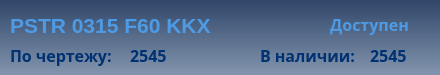
First picture: the form in client/GUI/ui/widgets/widget_34_plan_tool.ui, repository komrade2801/AutoSklad, before the edit.
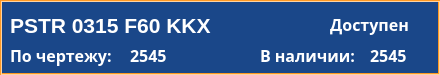
Second picture: the form after the edit.

What changed in the file:
```diff
--- a/client/GUI/ui/widgets/widget_34_plan_tool.ui
+++ b/client/GUI/ui/widgets/widget_34_plan_tool.ui
@@ -14,7 +14,19 @@
    <string>widget_34_plan_tool</string>
   </property>
   <property name="styleSheet">
-   <string notr="true">background-color: qlineargradient(spread:pad, x1:0.5, y1:0, x2:0.5, y2:1, stop:0 rgba(47, 70, 105, 255), stop:1 rgba(131, 149, 174, 255));</string>
+   <string notr="true">QLabel {
+	color: #FFFFFF;
+	border-width: 0px;
+	border-radius: 0px;
+}
+#background {
+	color: #FFFFFF;
+	background-color: #1A4789;
+	border-width: 2px;
+	border-style: groove;
+	border-color: #ff9923;
+	border-radius: 0px;
+}</string>
   </property>
   <widget class="QLabel" name="lbl_number_tool">
    <property name="geometry">
@@ -31,9 +43,9 @@
       <colorrole role="WindowText">
        <brush brushstyle="SolidPattern">
         <color alpha="255">
-         <red>78</red>
-         <green>155</green>
-         <blue>229</blue>
+         <red>255</red>
+         <green>255</green>
+         <blue>255</blue>
         </color>
        </brush>
       </colorrole>
@@ -60,18 +72,18 @@
       <colorrole role="Text">
        <brush brushstyle="SolidPattern">
         <color alpha="255">
-         <red>78</red>
-         <green>155</green>
-         <blue>229</blue>
+         <red>255</red>
+         <green>255</green>
+         <blue>255</blue>
         </color>
        </brush>
       </colorrole>
       <colorrole role="ButtonText">
        <brush brushstyle="SolidPattern">
         <color alpha="255">
-         <red>78</red>
-         <green>155</green>
-         <blue>229</blue>
+         <red>255</red>
+         <green>255</green>
+         <blue>255</blue>
         </color>
        </brush>
       </colorrole>
@@ -118,9 +130,9 @@
       <colorrole role="PlaceholderText">
        <brush brushstyle="NoBrush">
         <color alpha="128">
-         <red>78</red>
-         <green>155</green>
-         <blue>229</blue>
+         <red>255</red>
+         <green>255</green>
+         <blue>255</blue>
         </color>
        </brush>
       </colorrole>
@@ -129,9 +141,9 @@
       <colorrole role="WindowText">
        <brush brushstyle="SolidPattern">
         <color alpha="255">
-         <red>78</red>
-         <green>155</green>
-         <blue>229</blue>
+         <red>255</red>
+         <green>255</green>
+         <blue>255</blue>
         </color>
        </brush>
       </colorrole>
@@ -158,18 +170,18 @@
       <colorrole role="Text">
        <brush brushstyle="SolidPattern">
         <color alpha="255">
-         <red>78</red>
-         <green>155</green>
-         <blue>229</blue>
+         <red>255</red>
+         <green>255</green>
+         <blue>255</blue>
         </color>
        </brush>
       </colorrole>
       <colorrole role="ButtonText">
        <brush brushstyle="SolidPattern">
         <color alpha="255">
-         <red>78</red>
-         <green>155</green>
-         <blue>229</blue>
+         <red>255</red>
+         <green>255</green>
+         <blue>255</blue>
         </color>
        </brush>
       </colorrole>
@@ -216,9 +228,9 @@
       <colorrole role="PlaceholderText">
        <brush brushstyle="NoBrush">
         <color alpha="128">
-         <red>78</red>
-         <green>155</green>
-         <blue>229</blue>
+         <red>255</red>
+         <green>255</green>
+         <blue>255</blue>
         </color>
        </brush>
       </colorrole>
@@ -227,9 +239,9 @@
       <colorrole role="WindowText">
        <brush brushstyle="SolidPattern">
         <color alpha="255">
-         <red>78</red>
-         <green>155</green>
-         <blue>229</blue>
+         <red>255</red>
+         <green>255</green>
+         <blue>255</blue>
         </color>
        </brush>
       </colorrole>
@@ -256,18 +268,18 @@
       <colorrole role="Text">
        <brush brushstyle="SolidPattern">
         <color alpha="255">
-         <red>78</red>
-         <green>155</green>
-         <blue>229</blue>
+         <red>255</red>
+         <green>255</green>
+         <blue>255</blue>
         </color>
        </brush>
       </colorrole>
       <colorrole role="ButtonText">
        <brush brushstyle="SolidPattern">
         <color alpha="255">
-         <red>78</red>
-         <green>155</green>
-         <blue>229</blue>
+         <red>255</red>
+         <green>255</green>
+         <blue>255</blue>
         </color>
        </brush>
       </colorrole>
@@ -314,9 +326,9 @@
       <colorrole role="PlaceholderText">
        <brush brushstyle="NoBrush">
         <color alpha="128">
-         <red>78</red>
-         <green>155</green>
-         <blue>229</blue>
+         <red>255</red>
+         <green>255</green>
+         <blue>255</blue>
         </color>
        </brush>
       </colorrole>
@@ -331,10 +343,6 @@
      <bold>true</bold>
     </font>
    </property>
-   <property name="styleSheet">
-    <string notr="true">color: rgb(78, 155, 229);
-background-color: qlineargradient(spread:pad, x1:0, y1:0, x2:1, y2:0, stop:0 rgba(0, 0, 0, 0), stop:1 rgba(255, 255, 255, 0));</string>
-   </property>
    <property name="text">
     <string>PSTR 0315 F60 KKX</string>
    </property>
@@ -365,10 +373,6 @@
    <property name="layoutDirection">
     <enum>Qt::LeftToRight</enum>
    </property>
-   <property name="styleSheet">
-    <string notr="true">color: rgb(78, 155, 229);
-background-color: qlineargradient(spread:pad, x1:0, y1:0, x2:1, y2:0, stop:0 rgba(0, 0, 0, 0), stop:1 rgba(255, 255, 255, 0));</string>
-   </property>
    <property name="text">
     <string>&lt;html&gt;&lt;head/&gt;&lt;body&gt;&lt;p align=&quot;center&quot;&gt;Доступен&lt;/p&gt;&lt;/body&gt;&lt;/html&gt;</string>
    </property>
@@ -399,10 +403,6 @@
    <property name="layoutDirection">
     <enum>Qt::LeftToRight</enum>
    </property>
-   <property name="styleSheet">
-    <string notr="true">color: rgb(0, 49, 114);
-background-color: qlineargradient(spread:pad, x1:0, y1:0, x2:1, y2:0, stop:0 rgba(0, 0, 0, 0), stop:1 rgba(255, 255, 255, 0));</string>
-   </property>
    <property name="text">
     <string>По чертежу:</string>
    </property>
@@ -430,10 +430,6 @@
    <property name="layoutDirection">
     <enum>Qt::LeftToRight</enum>
    </property>
-   <property name="styleSheet">
-    <string notr="true">color: rgb(0, 49, 114);
-background-color: qlineargradient(spread:pad, x1:0, y1:0, x2:1, y2:0, stop:0 rgba(0, 0, 0, 0), stop:1 rgba(255, 255, 255, 0));</string>
-   </property>
    <property name="text">
     <string>2545</string>
    </property>
@@ -461,10 +457,6 @@
    <property name="layoutDirection">
     <enum>Qt::LeftToRight</enum>
    </property>
-   <property name="styleSheet">
-    <string notr="true">color: rgb(0, 49, 114);
-background-color: qlineargradient(spread:pad, x1:0, y1:0, x2:1, y2:0, stop:0 rgba(0, 0, 0, 0), stop:1 rgba(255, 255, 255, 0));</string>
-   </property>
    <property name="text">
     <string>В наличии:</string>
    </property>
@@ -492,14 +484,36 @@
    <property name="layoutDirection">
     <enum>Qt::LeftToRight</enum>
    </property>
-   <property name="styleSheet">
-    <string notr="true">color: rgb(0, 49, 114);
-background-color: qlineargradient(spread:pad, x1:0, y1:0, x2:1, y2:0, stop:0 rgba(0, 0, 0, 0), stop:1 rgba(255, 255, 255, 0));</string>
-   </property>
    <property name="text">
     <string>2545</string>
    </property>
   </widget>
+  <widget class="QLabel" name="background">
+   <property name="geometry">
+    <rect>
+     <x>0</x>
+     <y>0</y>
+     <width>440</width>
+     <height>75</height>
+    </rect>
+   </property>
+   <property name="frameShape">
+    <enum>QFrame::StyledPanel</enum>
+   </property>
+   <property name="frameShadow">
+    <enum>QFrame::Sunken</enum>
+   </property>
+   <property name="text">
+    <string/>
+   </property>
+  </widget>
+  <zorder>background</zorder>
+  <zorder>lbl_number_tool</zorder>
+  <zorder>status</zorder>
+  <zorder>lbl_plan_count</zorder>
+  <zorder>plan_count</zorder>
+  <zorder>lbl_load_count</zorder>
+  <zorder>load_count</zorder>
  </widget>
  <resources/>
  <connections/>
```
